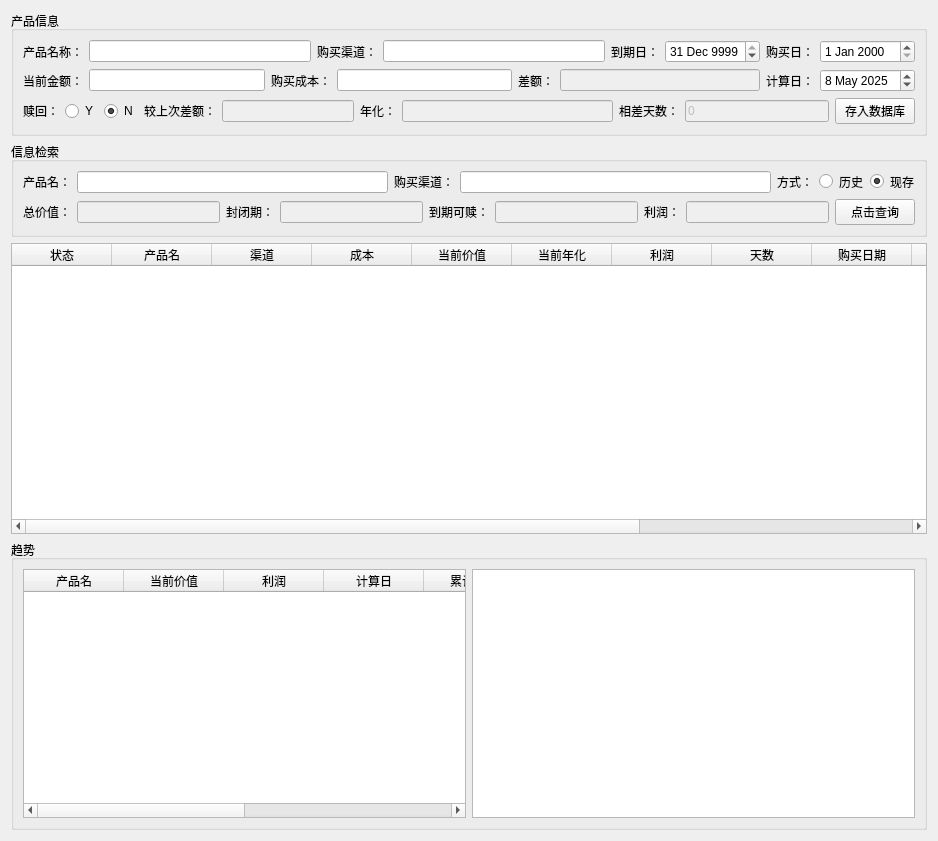
The window that widgets/calcReturn/calcReturn.ui (godspeed-w/pyqt_try) describes before a commit, drawn with Qt 5.
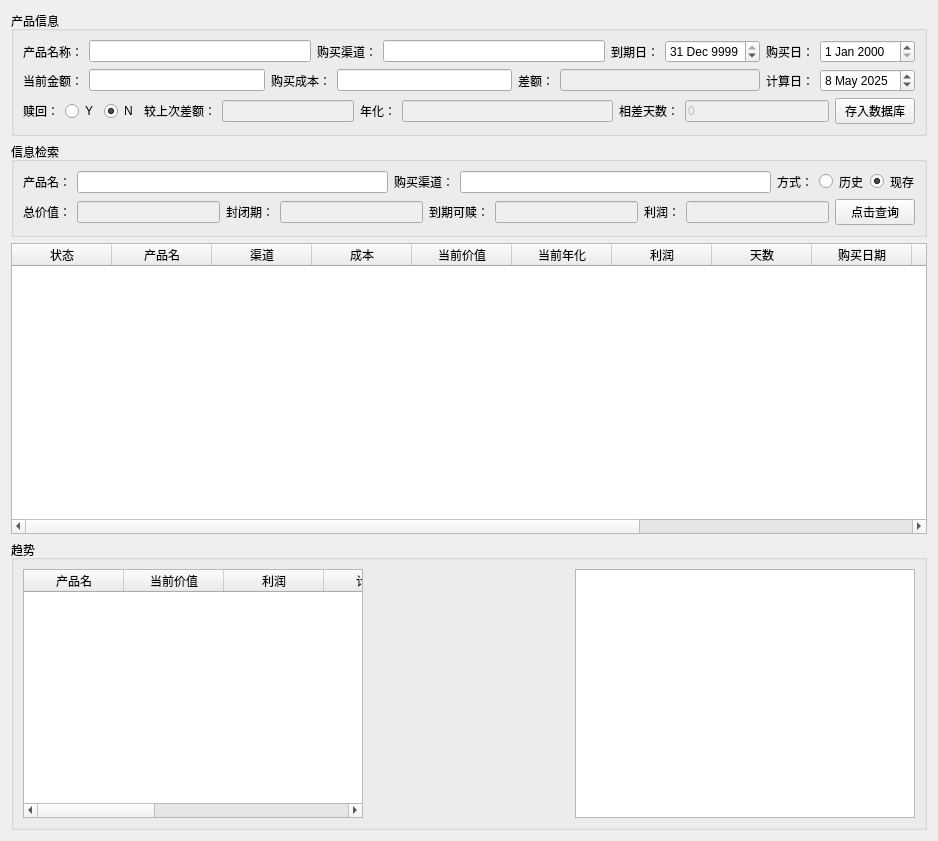
The same window after the commit.

```diff
--- a/widgets/calcReturn/calcReturn.ui
+++ b/widgets/calcReturn/calcReturn.ui
@@ -529,7 +529,17 @@
        </widget>
       </item>
       <item>
-       <widget class="QListView" name="listView"/>
+       <widget class="QWidget" name="widget" native="true">
+        <property name="minimumSize">
+         <size>
+          <width>200</width>
+          <height>0</height>
+         </size>
+        </property>
+       </widget>
+      </item>
+      <item>
+       <widget class="QGraphicsView" name="graphicsView"/>
       </item>
      </layout>
     </widget>
```
